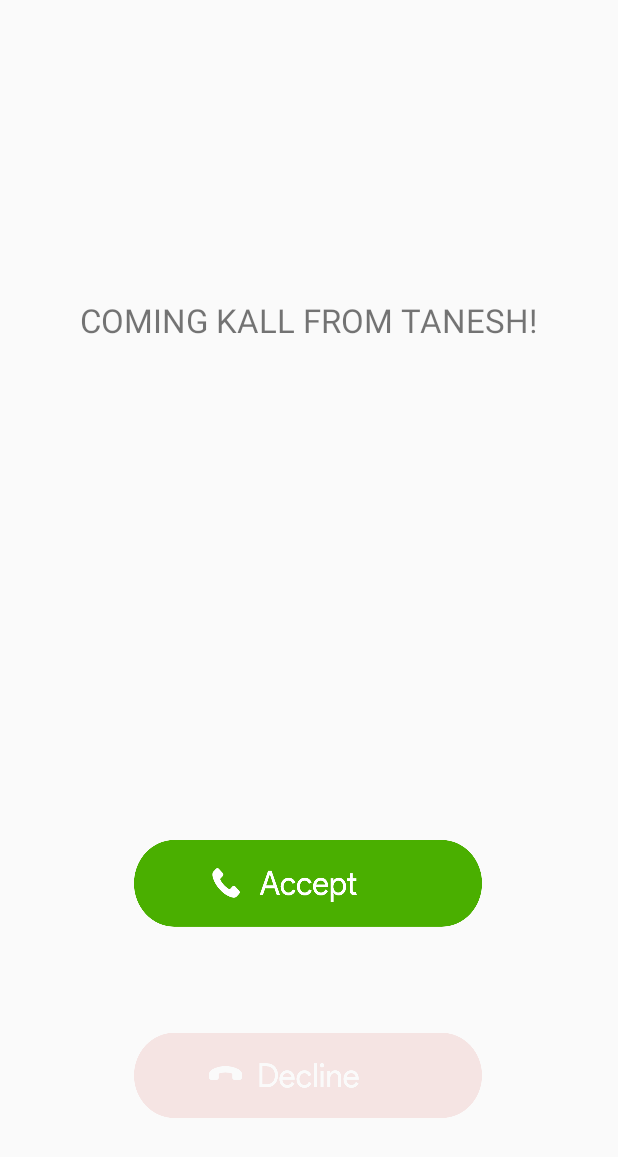
After one commit to ayush12121997/MC_FINAL_Project, an Android app: the IncomingCall screen opened directly, with no data from a screen before it, on a phone screen of 412 x 824 dp. The commit adds this screen. Shown: the top 1157 px of the screen. Run offline under Robolectric (Android 15) with nearby library versions, the phone set to English and light mode, and no system bars; Roboto replaces fonts that are not available here.

Commit message:
incoming koll ui added

```diff
--- a/app/src/main/AndroidManifest.xml
+++ b/app/src/main/AndroidManifest.xml
@@ -9,7 +9,8 @@
         android:roundIcon="@mipmap/ic_launcher_round"
         android:supportsRtl="true"
         android:theme="@style/AppTheme">
-        <activity android:name=".RegistrationScreen"></activity>
+        <activity android:name=".IncomingCall"></activity>
+        <activity android:name=".RegistrationScreen" />
         <activity android:name=".Login">
             <intent-filter>
                 <action android:name="android.intent.action.MAIN" />
--- /dev/null
+++ b/app/src/main/java/com/example/mcfinalproject/IncomingCall.java
@@ -0,0 +1,56 @@
+package com.example.mcfinalproject;
+
+import androidx.appcompat.app.AppCompatActivity;
+
+import android.content.Intent;
+import android.os.Bundle;
+import android.view.View;
+import android.view.animation.AlphaAnimation;
+import android.view.animation.Animation;
+import android.widget.Button;
+
+public class IncomingCall extends AppCompatActivity {
+
+    @Override
+    protected void onCreate(Bundle savedInstanceState) {
+        super.onCreate(savedInstanceState);
+        setContentView(R.layout.activity_incoming_call);
+
+        Button Accept_Button=findViewById(R.id.button3);
+        Button Decline_Button=findViewById(R.id.button4);
+        AlphaAnimation AN1 = new AlphaAnimation(1f, 0.1f);
+        AN1.setDuration(550);
+        AN1.setStartOffset(250);
+        AN1.setRepeatCount(Animation.INFINITE);
+        Accept_Button.startAnimation(AN1);
+
+//        AlphaAnimation AN3 = new AlphaAnimation(0.1f, 1f);
+//        AN3.setDuration(550);
+//        AN3.setRepeatCount(Animation.INFINITE);
+//        Accept_Button.startAnimation(AN3);
+
+        AlphaAnimation AN2=new AlphaAnimation(0.1f,1f);
+        AN2.setDuration(550);
+        AN2.setStartOffset(250);
+        AN2.setRepeatCount(Animation.INFINITE);
+        Decline_Button.startAnimation(AN2);
+
+
+        //animation1.setFillAfter(true);
+        //view.setVisibility(View.VISIBLE);
+        //view.startAnimation(animation1);
+    }
+
+
+    public void ACCEPT_KALL(View view){
+        Intent AcceptCallIntent=new Intent(getApplicationContext(),MainActivity.class);
+        startActivity(AcceptCallIntent);
+    }
+
+    public void DECLINE_KALL(View view){
+        Intent DeclineCallIntent=new Intent(getApplicationContext(),HomeScreen.class);
+        startActivity(DeclineCallIntent);
+    }
+
+
+}
--- a/app/src/main/java/com/example/mcfinalproject/RegistrationScreen.java
+++ b/app/src/main/java/com/example/mcfinalproject/RegistrationScreen.java
@@ -64,5 +64,6 @@ public class RegistrationScreen extends AppCompatActivity
         mDatabase.child("Users").child("User_" + n).child("Password").setValue(pass);
         mDatabase.child("Call_User").child("User_" + n).setValue("None");
         mDatabase.child("Recieve_User").child("User_" + n).setValue("None");
+        mDatabase.child("Friend_Lists").child("User_" + n).child("Friend_1").setValue("None");
     }
 }
--- /dev/null
+++ b/app/src/main/res/layout/activity_incoming_call.xml
@@ -0,0 +1,63 @@
+<?xml version="1.0" encoding="utf-8"?>
+<androidx.constraintlayout.widget.ConstraintLayout xmlns:android="http://schemas.android.com/apk/res/android"
+    xmlns:app="http://schemas.android.com/apk/res-auto"
+    xmlns:tools="http://schemas.android.com/tools"
+    android:layout_width="match_parent"
+    android:layout_height="match_parent"
+    tools:context=".IncomingCall">
+
+
+    <TextView
+        android:layout_width="wrap_content"
+        android:layout_height="wrap_content"
+        android:text="COMING KALL FROM TANESH!"
+        android:fontFamily="@string/common_open_on_phone"
+        android:textSize="22dp"
+        app:layout_constraintHorizontal_bias="0.5"
+        app:layout_constraintVertical_bias="0.25"
+
+        app:layout_constraintRight_toRightOf="parent"
+        app:layout_constraintLeft_toLeftOf="parent"
+        app:layout_constraintTop_toTopOf="parent"
+        app:layout_constraintBottom_toBottomOf="parent"
+
+        />
+
+    <Button
+        android:id="@+id/button3"
+        android:layout_width="232dp"
+        android:layout_height="67dp"
+        android:background="@drawable/acceptp"
+
+
+        android:onClick="ACCEPT_KALL"
+        app:layout_constraintBottom_toBottomOf="parent"
+        app:layout_constraintEnd_toEndOf="parent"
+
+        app:layout_constraintHorizontal_bias="0.497"
+        app:layout_constraintLeft_toLeftOf="parent"
+        app:layout_constraintRight_toRightOf="parent"
+        app:layout_constraintStart_toStartOf="parent"
+        app:layout_constraintTop_toTopOf="parent"
+        app:layout_constraintVertical_bias="0.74" />
+
+    <Button
+        android:id="@+id/button4"
+        android:layout_width="232dp"
+        android:layout_height="67dp"
+        android:background="@drawable/declinep"
+
+
+        android:onClick="DECLINE_KALL"
+        app:layout_constraintBottom_toBottomOf="parent"
+        app:layout_constraintEnd_toEndOf="parent"
+
+        app:layout_constraintHorizontal_bias="0.497"
+        app:layout_constraintLeft_toLeftOf="parent"
+        app:layout_constraintRight_toRightOf="parent"
+        app:layout_constraintStart_toStartOf="parent"
+        app:layout_constraintTop_toTopOf="parent"
+        app:layout_constraintVertical_bias="0.896" />
+
+
+</androidx.constraintlayout.widget.ConstraintLayout>
```
Also changed, not shown: app/src/main/java/com/example/mcfinalproject/HomeScreen.java (+37 -11 lines), app/src/main/java/com/example/mcfinalproject/MainActivity.java (+27 -16 lines), app/src/main/res/anim/animation101.xml (added, +8 -0 lines), app/src/main/res/drawable-v24/acceptp.png (added), app/src/main/res/drawable-v24/declinep.png (added).
